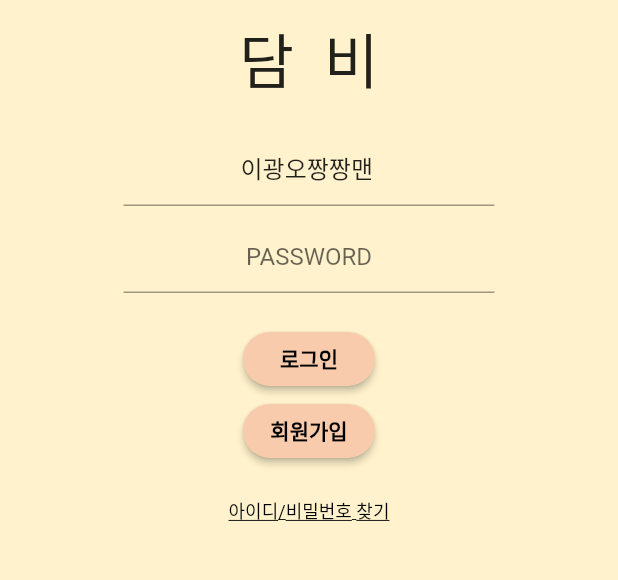
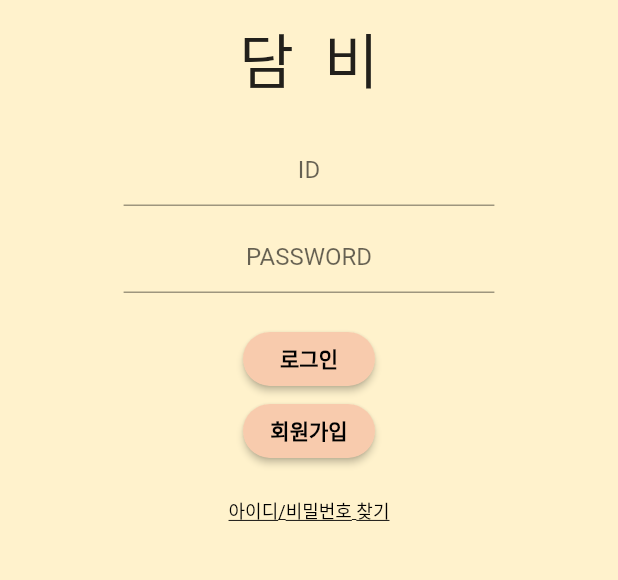
Before and after one commit to dltkdguq78/WebMobile, a Flutter app: the screen it shows after launch, in the side drawer, after a tap on "로그인", on a phone screen of 412 x 824 dp, the part 235-815 px from its top. Run offline on Flutter 3.47's test engine with Material 2 defaults, Android fonts, the phone set to English and light mode, and no system bars; our stand-ins replace auto_size_text, cached_network_image, percent_indicator; network calls fail.

Commit message:
1. HomeScreen Layout 변경 2. 기상현상 api 받아오기 3. 미세먼지 api 받아오기 4. 회원가입 api 보내기

```diff
--- a/lib/view/root_screen.dart
+++ b/lib/view/root_screen.dart
@@ -15,8 +15,8 @@ class RootScreen extends StatefulWidget{
 class RootScreenState extends State<RootScreen>{
 
   final scaffoldKey = GlobalKey<ScaffoldState>();
-  List<String> regions = <String>['지역을 선택해 주세요', '서울', '경기','인천', '강원', '충남', '대전', '충북', '부산', '울산', '대구', '경북', '경남', '전남', '광주', '전북', '제주', '세종'];
-  String selRegion = '지역을 선택해 주세요';
+  List<String> regions = <String>['서울', '경기','인천', '강원', '충남', '대전', '충북', '부산', '울산', '대구', '경북', '경남', '전남', '광주', '전북', '제주', '세종'];
+  String selRegion = '서울';
 
   @override
   Widget build(BuildContext context) {
@@ -47,7 +47,7 @@ class RootScreenState extends State<RootScreen>{
           )
         ],
       ),
-      body: HomeScreen(),
+      body: HomeScreen(region: selRegion,),
       backgroundColor: Color(0xfff8cbad),
       drawer: _buildDrawer(),
     );
@@ -71,7 +71,7 @@ class RootScreenState extends State<RootScreen>{
             ),
           ),
           ListTile(
-            onTap: () => Navigator.of(context).push(MaterialPageRoute(builder: (context) => LoginScreen(user_id: "이광오짱짱맨",))),
+            onTap: () => Navigator.of(context).push(MaterialPageRoute(builder: (context) => LoginScreen(user_id: "",))),
             title: Text("로그인"),
           ),
           ListTile(
@@ -85,7 +85,9 @@ class RootScreenState extends State<RootScreen>{
   }
 
   _buildChoseRegion(){
+    double screen_width = MediaQuery.of(context).size.width;
     return Container(
+      padding: EdgeInsets.only(right: screen_width/6),
       child:DropdownButtonHideUnderline(
         child: DropdownButton(
           iconSize: 30,
@@ -99,7 +101,7 @@ class RootScreenState extends State<RootScreen>{
           },
           items: regions.map((String value){
             return new DropdownMenuItem(
-              child: new Text(value, style: TextStyle(fontSize: 14,),),
+              child: new Text(value, style: TextStyle(fontSize: 20, fontWeight: FontWeight.bold),),
               value: value,
             );
           }).toList(),
--- a/lib/view/screen/home_screen.dart
+++ b/lib/view/screen/home_screen.dart
@@ -1,11 +1,17 @@
+import 'package:dambi/view/screen/restapi/weather/weather.dart';
+import 'package:dambi/view/screen/restapi/dust/dust.dart';
 import 'package:flutter/material.dart';
 import 'package:percent_indicator/percent_indicator.dart';
 import 'package:auto_size_text/auto_size_text.dart';
 
 class HomeScreen extends StatefulWidget{
+  String region;
   @override
   State<StatefulWidget> createState() => HomeScreenState();
 
+  HomeScreen({
+    this.region
+  });
 }
 
 class HomeScreenState extends State<HomeScreen>{
@@ -23,15 +29,15 @@ class HomeScreenState extends State<HomeScreen>{
         children: <Widget>[
           _buildTodaysWeatherWidget(),
           _buildTodaysWeather(),
-          _buildWeeklyWeather()
         ],
       ),
     );
   }
 
   _buildTodaysWeatherWidget(){
+    double screen_width = MediaQuery.of(context).size.width;
     return Container(
-      margin: EdgeInsets.only(left: 10.0, right: 10.0, top: 10.0, bottom: 5.0),
+      margin: EdgeInsets.only(left: screen_width/50, right: screen_width/50, top: screen_width/50, bottom: screen_width/100),
       decoration: BoxDecoration(borderRadius: BorderRadius.circular(50.0), color: Color(0xfffff2cc)),
       padding: EdgeInsets.all(10.0),
       child: Card(
@@ -40,7 +46,7 @@ class HomeScreenState extends State<HomeScreen>{
         child: Column(
           children: <Widget>[
             Padding(
-              padding: EdgeInsets.only(left: 40.0, right: 40.0),
+              padding: EdgeInsets.only(left: screen_width/10, right: screen_width/10),
               child: Row(
                 mainAxisAlignment: MainAxisAlignment.center,
                 children: <Widget>[
@@ -61,7 +67,7 @@ class HomeScreenState extends State<HomeScreen>{
                     new TextStyle(fontWeight: FontWeight.bold, fontSize: 20.0),
                   ),
                   header: new Text(
-                    "오늘 적립한 마일리지",
+                    "오늘 적립 가능 한 마일리지",
                     style:
                     new TextStyle(fontWeight: FontWeight.bold, fontSize: 17.0),
                   ),
@@ -100,146 +106,50 @@ class HomeScreenState extends State<HomeScreen>{
     );
   }
 
-  _buildWeeklyWeather(){
-
-   //DateTime now = DateTime.now();
-    //String today_date = "${now.month}월 ${now.day}일";
+  _buildTodaysWeather(){
+    DateTime now = DateTime.now();
+    String time_now = "${now.year}-0${now.month}-0${now.day} ${now.hour}";
+    String today_date = "${now.month}월 ${now.day}일";
+    double screen_width = MediaQuery.of(context).size.width;
 
     return Container(
-      margin: EdgeInsets.only(left: 10.0, right: 10.0, top: 10.0, bottom: 5.0),
+      margin: EdgeInsets.only(left: screen_width/50, right: screen_width/50, top: screen_width/50, bottom: screen_width/100),
       decoration: BoxDecoration(borderRadius: BorderRadius.circular(50.0), color: Color(0xfffff2cc)),
       padding: EdgeInsets.all(10.0),
       child: Card(
         color: Color(0xfffff2cc),
         elevation: 0.0,
         child: Column(
+          mainAxisAlignment: MainAxisAlignment.center,
+          crossAxisAlignment: CrossAxisAlignment.center,
           children: <Widget>[
             Padding(
-              padding: EdgeInsets.only(left: 40.0, right: 40.0),
+              padding: EdgeInsets.only(left: screen_width/10, right: screen_width/10),
               child: Row(
-                mainAxisAlignment: MainAxisAlignment.spaceBetween,
+                mainAxisAlignment: MainAxisAlignment.center,
                 children: <Widget>[
-                  Expanded(child: AutoSizeText("Weekly WEATHER", style: TextStyle(fontSize: 24.0, fontWeight: FontWeight.bold),  maxLines: 1, overflow: TextOverflow.ellipsis)
-                  ),
+                  Text(today_date+" 기상 정보",style: TextStyle(fontSize: 24.0, fontWeight: FontWeight.bold),),
                 ],
               ),
             ),
             SizedBox(height: 10.0,),
             Padding(
-              padding: EdgeInsets.only(right: 10.0),
-              child:SingleChildScrollView(scrollDirection: Axis.horizontal,
+              padding: EdgeInsets.all(screen_width/50),
               child: Row(
-                mainAxisAlignment: MainAxisAlignment.center,
+                mainAxisAlignment: MainAxisAlignment.spaceBetween,
                 children: <Widget>[
-                  _buildWeeklyWeatherItem("토", 0, 6, "맑음"),
-                  _buildWeeklyWeatherItem("일", 0, 9, "맑음"),
-                  _buildWeeklyWeatherItem("월", 0, 12, "비"),
-                  _buildWeeklyWeatherItem("화", 0, 15, "눈"),
-                  _buildWeeklyWeatherItem("수", 0, 15, "흐림"),
-                  _buildWeeklyWeatherItem("목", 0, 15, "비"),
-                  _buildWeeklyWeatherItem("금", 0, 15, "눈"),
+                  Weather(region: widget.region,),
+                  Dust(region: widget.region, timedetail: time_now,),
                 ],
               ),
-              ),
+            ),
+            Padding(
+              padding: EdgeInsets.only(left: screen_width/2.5),
+             child: Text("업데이트 시간: ${now.hour}시",style: TextStyle(fontSize: 12),),
             )
           ],
         ),
       ),
     );
   }
-
-  _buildTodaysWeather(){
-
-    DateTime now = DateTime.now();
-    String today_date = "${now.month}월 ${now.day}일";
-
-    return Container(
-      margin: EdgeInsets.only(left: 10.0, right: 10.0, top: 10.0, bottom: 5.0),
-      decoration: BoxDecoration(borderRadius: BorderRadius.circular(50.0), color: Color(0xfffff2cc)),
-      padding: EdgeInsets.all(10.0),
-      child: Card(
-        color: Color(0xfffff2cc),
-        elevation: 0.0,
-        child: Column(
-          children: <Widget>[
-            Padding(
-              padding: EdgeInsets.only(left: 40.0, right: 40.0),
-              child: Row(
-                mainAxisAlignment: MainAxisAlignment.spaceBetween,
-                children: <Widget>[
-                  Expanded(child: AutoSizeText(today_date+"WEATHER", style: TextStyle(fontSize: 24.0, fontWeight: FontWeight.bold),  maxLines: 1, overflow: TextOverflow.ellipsis)
-                  ),
-                ],
-              ),
-            ),
-            SizedBox(height: 10.0,),
-            Padding(
-              padding: EdgeInsets.only(right: 10.0),
-              child: SingleChildScrollView(scrollDirection: Axis.horizontal,
-              child: Row(
-                mainAxisAlignment: MainAxisAlignment.center,
-                children: <Widget>[
-                  _buildTodaysWeatherItem(10, 0, 6, "맑음"),
-                  _buildTodaysWeatherItem(9, 0, 9, "흐림"),
-                  _buildTodaysWeatherItem(8, 0, 12, "비"),
-                  _buildTodaysWeatherItem(4, 0, 15, "눈"),
-                  _buildTodaysWeatherItem(8, 0, 18, "맑음"),
-                  _buildTodaysWeatherItem(9, 0, 21, "맑음"),
-                  _buildTodaysWeatherItem(8, 0, 0, "맑음"),
-                  _buildTodaysWeatherItem(4, 0, 3, "맑음"),
-                ],
-              ),
-              ),
-            )
-          ],
-        ),
-      ),
-    );
-  }
-
-  _buildTodaysWeatherItem(int temp, int hu, int time, String weather){
-
-    return Padding(
-      padding: EdgeInsets.only(left: 20.0),
-      child: Column(
-        children: <Widget>[
-          _buildWetherIcon(weather),
-          Text("$temp ℃", style: TextStyle(fontSize: 20.0),),
-          SizedBox(height: 5.0,),
-          Text("$hu%", style: TextStyle(fontSize: 20.0)),
-          SizedBox(height: 5.0,),
-          Text("$time시", style: TextStyle(fontSize: 20.0)),
-        ],
-      ),
-    );
-  }
-
-  _buildWetherIcon(String temp){
-    switch(temp){
-      case '흐림':
-        return Icon(Icons.cloud, size: 60.0, color: Colors.blueGrey);
-      case '맑음':
-        return Icon(Icons.wb_sunny, size: 60.0, color: Colors.deepOrangeAccent);
-      case '비':
-        return Icon(Icons.beach_access, size: 60.0, color: Colors.blue);
-      case '눈':
-        return Icon(Icons.grain, size: 60.0, color: Colors.indigoAccent);
-    }
-  }
-
-  _buildWeeklyWeatherItem(String dayofweek, int min_temp, int max_temp, String weather){
-    double screen_width = MediaQuery.of(context).size.width;
-    return Padding(
-      padding: EdgeInsets.only(left: 20.0),
-      child: Column(
-        children: <Widget>[
-          Text("${dayofweek}", style: TextStyle(fontSize: screen_width/20.0),),
-          SizedBox(height: 5.0,),
-          _buildWetherIcon(weather),
-          SizedBox(height: 5.0,),
-          Text("$min_temp ℃/ $max_temp ℃", style: TextStyle(fontSize: screen_width/40.0)),
-        ],
-      ),
-    );
-  }
 }
--- a/lib/view/screen/member/login_screen.dart
+++ b/lib/view/screen/member/login_screen.dart
@@ -1,5 +1,5 @@
 import 'package:flutter/material.dart';
-import 'package:dambi/view/screen/signin/signin_screen.dart';
+import 'package:dambi/view/screen/member/signin_screen.dart';
 
 class LoginScreen extends StatefulWidget {
 
--- /dev/null
+++ b/lib/view/screen/restapi/dust/dust.dart
@@ -0,0 +1,115 @@
+import 'dart:async';
+import 'package:dambi/view/screen/restapi/dust/dustinfo.dart';
+import 'package:flutter/material.dart';
+import 'dart:convert';
+import 'package:http/http.dart' as http;
+class Dust extends StatefulWidget{
+  final Future<DustInfo> dustInfo;
+  String timedetail;
+  String region;
+  @override
+  State<StatefulWidget> createState() => DustScreenState();
+
+  Dust({
+    Key key,
+    this.region,
+    this.timedetail,
+    this.dustInfo
+  }) : super(key: key);
+}
+class DustScreenState extends State<Dust> {
+  @override
+  Widget build(BuildContext context) {
+    return Container(
+        child: FutureBuilder<DustInfo>(
+          future: getDust(widget.region, widget.timedetail), //sets the getQuote method as the expected Future
+          builder: (context, snapshot) {
+            if (snapshot.hasData) { //checks if the response returns valid data
+              return Center(
+                child: Column(
+                  children: <Widget>[
+                    _buildDustIfoItem(snapshot.data.pm2, snapshot.data.pm10),
+                  ],
+                ),
+              );
+            } else if (snapshot.hasError) { //checks if the response throws an error
+              return Text("${snapshot.error}");
+            }
+            return CircularProgressIndicator();},
+        )
+    );
+  }
+  Future<DustInfo> getDust(String region, String timedetail) async {
+
+    String uri = 'http://kumoh42teamcontest.p-e.kr/dust';
+
+    final response =
+    await http.post(uri,
+        body:{"region": "$region", "time": "$timedetail"},
+        headers: {'Accept': 'application/json'}
+    );
+
+    print(response.body);
+
+    if (response.statusCode == 200) {
+
+      return DustInfo.fromJson(json.decode(response.body));
+    } else {
+      throw Exception('Failed to load post');
+    }
+  }
+
+  _buildDustIfoItem(String pm2, String pm10){
+    String standard = "";
+    if(int.tryParse(pm2) <= 15){
+       standard = "좋음";
+    }
+    else if(int.tryParse(pm2) > 15 &&  int.tryParse(pm2) <= 50){
+      standard = "보통";
+    }
+    else if(int.tryParse(pm2) > 50 &&  int.tryParse(pm2) <= 100){
+      standard = "나쁨";
+    }
+    else{
+      standard = "매우나쁨";
+    }
+    double screen_width = MediaQuery.of(context).size.width;
+    return Padding(
+      padding: EdgeInsets.only(right: screen_width/30.0),
+      child: Container(
+        decoration: BoxDecoration(borderRadius: BorderRadius.circular(10.0), color: Color(0xfffff2cc), border: Border.all(color: Color(0xfff4b183), width: 3), ),
+        padding: EdgeInsets.only(top: screen_width/25.0, left: screen_width/15.0, right: screen_width/15.0, bottom: screen_width/25.0),
+      child: Column(
+        children: <Widget>[
+          //SizedBox(height: 5.0,),
+          Text("DUST",style: TextStyle(fontSize: screen_width/25.0),),
+          Padding(
+            padding:EdgeInsets.all(10),
+            child:_buildDustIcon(standard),
+          ),
+          Column(
+              children: <Widget>[
+                Text("${standard}", style: TextStyle(fontSize: screen_width/25.0),),
+                Text("$pm2 PM(2.5)", style: TextStyle(fontSize: screen_width/25.0)),
+                Text("$pm10 PM(10)", style: TextStyle(fontSize: screen_width/25.0))
+              ]
+          )
+        ],
+      ),
+      ),
+    );
+  }
+
+  _buildDustIcon(String temp){
+    switch(temp){
+      case '매우나쁨':
+        return Tab(icon: Image.asset('assets/very_bad.png'));
+      case '나쁨':
+        return Tab(icon: Image.asset('assets/bad.png'));
+      case '보통':
+        return Tab(icon: Image.asset('assets/soso.png'));
+      case '좋음':
+        return Tab(icon: Image.asset('assets/good.png'));
+    }
+  }
+}
--- /dev/null
+++ b/lib/view/screen/restapi/weather/weather.dart
@@ -0,0 +1,99 @@
+import 'dart:async';
+import 'package:dambi/view/screen/restapi/weather/weatherinfo.dart';
+import 'package:flutter/material.dart';
+import 'dart:convert';
+import 'package:http/http.dart' as http;
+class Weather extends StatefulWidget{
+  final Future<WeatherInfo> waetherinfo;
+  int time;
+  String region;
+  @override
+  State<StatefulWidget> createState() => WeatherScreenState();
+
+  Weather({
+    Key key,
+    this.region,
+    this.waetherinfo
+  }) : super(key: key);
+}
+class WeatherScreenState extends State<Weather> {
+  @override
+  Widget build(BuildContext context) {
+    return Container(
+        child: FutureBuilder<WeatherInfo>(
+          future: getWeather(widget.region), //sets the getQuote method as the expected Future
+          builder: (context, snapshot) {
+            if (snapshot.hasData) { //checks if the response returns valid data
+              return Center(
+                child: Column(
+                  children: <Widget>[
+                    _buildTodaysWeatherItem(snapshot.data.tem, snapshot.data.wind, snapshot.data.weather),
+                  ],
+                ),
+              );
+            } else if (snapshot.hasError) { //checks if the response throws an error
+              return Text("${snapshot.error}");
+            }
+            return CircularProgressIndicator();},
+        )
+    );
+  }
+  Future<WeatherInfo> getWeather(String region) async {
+
+    String uri = 'http://kumoh42teamcontest.p-e.kr/weather';
+
+    final response =
+    await http.post(uri,
+        body:{"region": "$region"},
+        headers: {'Accept': 'application/json'}
+    );
+
+    print(response.body);
+
+    if (response.statusCode == 200) {
+      return WeatherInfo.fromJson(json.decode(response.body));
+    } else {
+      throw Exception('Failed to load post');
+    }
+  }
+
+  _buildTodaysWeatherItem(String temp, String wind, String weather){
+    double screen_width = MediaQuery.of(context).size.width;
+    return Padding(
+      padding: EdgeInsets.only(left: screen_width/30.0),
+      child: Container(
+        decoration: BoxDecoration(borderRadius: BorderRadius.circular(10.0), color: Color(0xfffff2cc), border: Border.all(color: Color(0xfff4b183), width: 3), ),
+        padding: EdgeInsets.only(top: screen_width/25.0, left: screen_width/15.0, right: screen_width/15.0, bottom: screen_width/25.0),
+      child: Column(
+          children: <Widget>[
+            Text("WEATHER",style: TextStyle(fontSize: screen_width/25.0),),
+            Padding(
+              padding:EdgeInsets.all(10),
+              child:_buildWetherIcon(weather),
+            ),
+            Column(
+              children: <Widget>[
+                Text("$weather", style: TextStyle(fontSize: screen_width/25.0),),
+                Text("$temp ℃", style: TextStyle(fontSize: screen_width/25.0),),
+                Text("$wind m/s", style: TextStyle(fontSize: screen_width/25.0),),
+              ],
+            ),
+          ],
+      ),
+    ),
+    );
+  }
+
+  _buildWetherIcon(String temp){
+    switch(temp){
+      case '흐림':
+        return Icon(Icons.cloud, size: 46.0, color: Colors.blueGrey);
+      case '맑음':
+        return Icon(Icons.wb_sunny, size: 46.0, color: Colors.deepOrangeAccent);
+      case '비':
+        return Icon(Icons.beach_access, size: 46.0, color: Colors.blue);
+      case '눈':
+        return Icon(Icons.grain, size: 46.0, color: Colors.indigoAccent);
+    }
+  }
+}
--- a/lib/view/screen/splash_screen.dart
+++ b/lib/view/screen/splash_screen.dart
@@ -24,7 +24,8 @@ class SplashScreenState extends State<SplashScreen> {
   }
 
   onDoneLoading() async {
-    Navigator.of(context).push(MaterialPageRoute(builder: (context) => RootScreen()));
+    Route route = MaterialPageRoute(builder: (context) => RootScreen());
+    Navigator.pushReplacement(context, route);
   }
 
 
```
Also changed, not shown: lib/view/screen/member/signin/signin.dart (added, +70 -0 lines), lib/view/screen/member/signin/signininfo.dart (added, +14 -0 lines), lib/view/screen/member/signin_screen.dart (renamed from lib/view/screen/signin/signin_screen.dart, +34 -9 lines), lib/view/screen/restapi/dust/dustinfo.dart (added, +18 -0 lines), lib/view/screen/restapi/weather/weatherinfo.dart (added, +18 -0 lines), pubspec.yaml (+7 -0 lines), assets/bad.png (added), assets/good.png (added), assets/soso.png (added), assets/very_bad.png (added), pubspec.lock.
